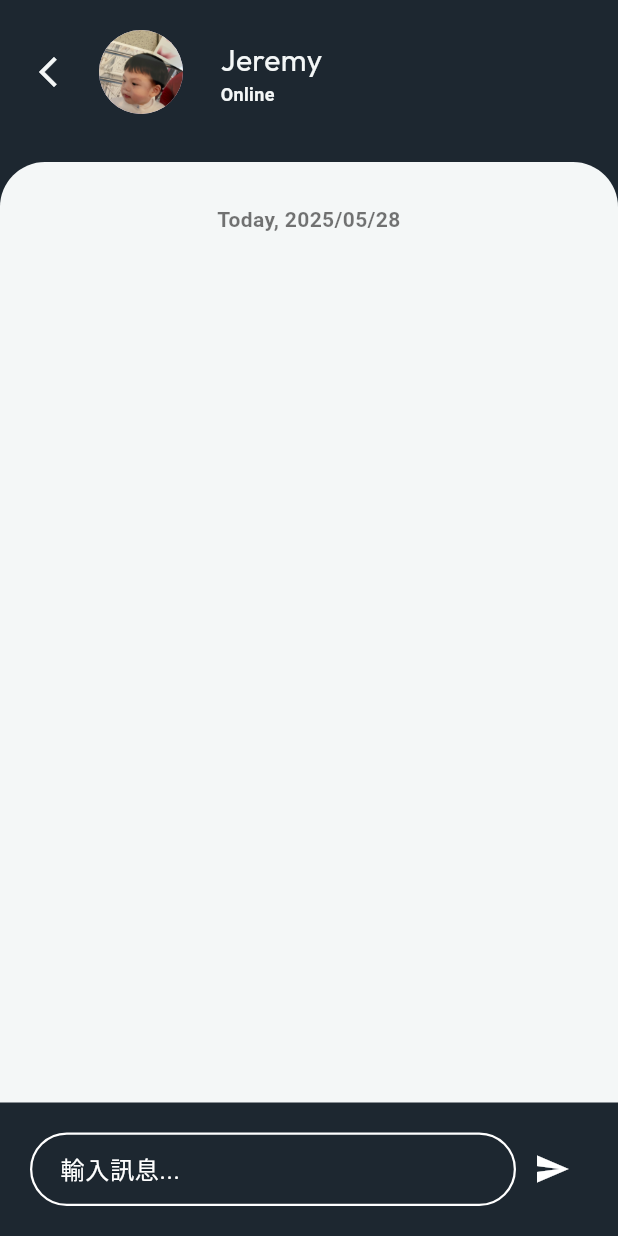
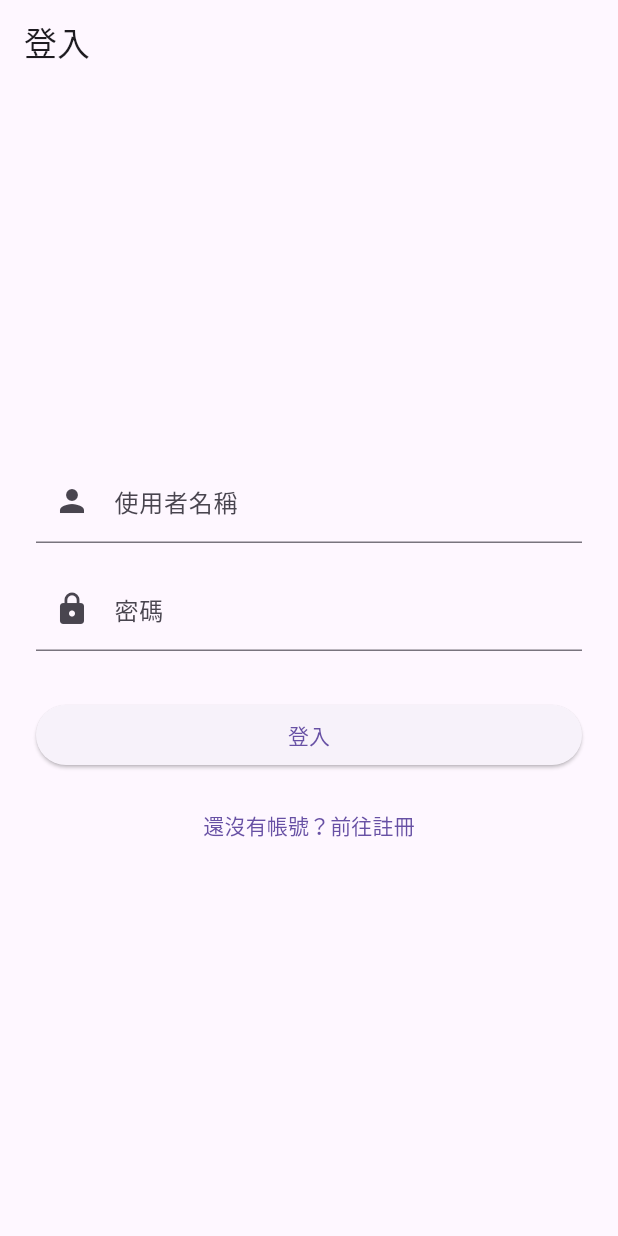
Before and after one commit to 110306051/IS_Project_Management_Final, a Flutter app: the screen it shows after launch, on a phone screen of 412 x 824 dp. Run offline on Flutter 3.47's test engine with Material 3 defaults, Android fonts, the phone set to English and light mode, and no system bars; our stand-ins replace socket_io_client.

Commit message:
註冊、登入系統串聯完成“
”

```diff
--- a/lib/main.dart
+++ b/lib/main.dart
@@ -120,10 +120,16 @@
 //     );
 //   }
 // }
+// main.dart
+// lib/main.dart
+// lib/main.dart
 import 'package:flutter/material.dart';
+import 'pages/login_page.dart';
+import 'pages/register_page.dart';
 import 'pages/chat_page.dart';
 
 void main() {
+  WidgetsFlutterBinding.ensureInitialized();
   runApp(const MyApp());
 }
 
@@ -138,11 +144,16 @@ class MyApp extends StatelessWidget {
         primarySwatch: Colors.blue,
         visualDensity: VisualDensity.adaptivePlatformDensity,
       ),
-      home: const ChatPage(
-        name: 'Jeremy', // 聊天室名稱
-        avatar: 'assets/images/me.jpg',
-        chatroomId: 'chatroom_01', // 聊天室 ID
-      ), // 啟動 ChatPage 作為主頁面
+      initialRoute: '/login',
+      routes: {
+        '/login': (_) => const LoginPage(),
+        '/register': (_) => const RegisterPage(),
+        '/chatList': (_) => const ChatPage(
+              name: 'Jeremy',
+              avatar: 'assets/images/me.jpg',
+              chatroomId: 'chatroom_01',
+            ),
+      },
     );
   }
 }
--- a/lib/pages/chat_page.dart
+++ b/lib/pages/chat_page.dart
@@ -101,9 +101,9 @@ class _ChatPageState extends State<ChatPage> {
       isMe: true,
     );
 
-    // setState(() {
-    //   _messages.add(message);
-    // });
+    setState(() {
+      _messages.add(message);
+    });
 
     socketService.sendMessage(messagePayload);
 
--- /dev/null
+++ b/lib/pages/login_page.dart
@@ -0,0 +1,99 @@
+// lib/pages/login_page.dart
+import 'package:flutter/material.dart';
+import '../services/api_service.dart';
+
+class LoginPage extends StatefulWidget {
+  const LoginPage({super.key});
+
+  @override
+  State<LoginPage> createState() => _LoginPageState();
+}
+
+class _LoginPageState extends State<LoginPage> {
+  final _usernameCtrl = TextEditingController();
+  final _pwdCtrl = TextEditingController();
+  bool _loading = false;
+
+  Future<void> _onLoginPressed() async {
+    final username = _usernameCtrl.text.trim();
+    final password = _pwdCtrl.text;
+
+    if (username.isEmpty || password.isEmpty) {
+      ScaffoldMessenger.of(context).showSnackBar(
+        const SnackBar(content: Text('請輸入使用者名稱與密碼')),
+      );
+      return;
+    }
+
+    setState(() { _loading = true; });
+    final success = await ApiService.login(username, password);
+    setState(() { _loading = false; });
+
+    if (!success) {
+      ScaffoldMessenger.of(context).showSnackBar(
+        const SnackBar(content: Text('登入失敗，請檢查使用者名稱或密碼')),
+      );
+      return;
+    }
+
+    Navigator.pushReplacementNamed(context, '/chatList');
+  }
+
+  @override
+  void dispose() {
+    _usernameCtrl.dispose();
+    _pwdCtrl.dispose();
+    super.dispose();
+  }
+
+  @override
+  Widget build(BuildContext context) {
+    return Scaffold(
+      appBar: AppBar(title: const Text('登入')),
+      body: Center(
+        child: Padding(
+          padding: const EdgeInsets.all(24),
+          child: ConstrainedBox(
+            constraints: const BoxConstraints(maxWidth: 400),
+            child: Column(
+              mainAxisSize: MainAxisSize.min,
+              children: [
+                TextField(
+                  controller: _usernameCtrl,
+                  decoration: const InputDecoration(
+                    labelText: '使用者名稱',
+                    prefixIcon: Icon(Icons.person),
+                  ),
+                ),
+                const SizedBox(height: 16),
+                TextField(
+                  controller: _pwdCtrl,
+                  decoration: const InputDecoration(
+                    labelText: '密碼',
+                    prefixIcon: Icon(Icons.lock),
+                  ),
+                  obscureText: true,
+                ),
+                const SizedBox(height: 32),
+                _loading
+                    ? const CircularProgressIndicator()
+                    : SizedBox(
+                        width: double.infinity,
+                        child: ElevatedButton(
+                          onPressed: _onLoginPressed,
+                          child: const Text('登入'),
+                        ),
+                      ),
+                const SizedBox(height: 12),
+                TextButton(
+                  onPressed: () => Navigator.pushReplacementNamed(context, '/register'),
+                  child: const Text('還沒有帳號？前往註冊'),
+                ),
+              ],
+            ),
+          ),
+        ),
+      ),
+    );
+  }
+}
--- a/lib/services/socket_service.dart
+++ b/lib/services/socket_service.dart
@@ -4,7 +4,7 @@ class SocketService {
   late IO.Socket socket;
 
   void connect(String userId) {
-    socket = IO.io('http://192.168.66.21:8000', <String, dynamic>{
+    socket = IO.io('http://10.0.2.2:8000', <String, dynamic>{
       'transports': ['websocket'],
       'query': {'user_id': userId},
     });
--- a/lib/widgets/message_bubble.dart
+++ b/lib/widgets/message_bubble.dart
@@ -10,12 +10,12 @@ class MessageBubble extends StatelessWidget {
   final String avatar;
 
   const MessageBubble({
-    Key? key,
+    super.key,
     required this.message,
     required this.showTime,
     required this.showAvatar,
     required this.avatar,
-  }) : super(key: key);
+  });
 
   String _formatTime(DateTime time) {
     final hour = time.hour;
--- a/pubspec.yaml
+++ b/pubspec.yaml
@@ -31,6 +31,8 @@ dependencies:
     flutter:
         sdk: flutter
     intl: ^0.19.0
+    http: ^0.13.5
+    shared_preferences: ^2.0.15
     # flutter_tts: ^3.8.3
     # speech_to_text: ^6.4.0
 
```
Also changed, not shown: lib/pages/register_page.dart (added, +132 -0 lines), lib/services/api_service.dart (added, +67 -0 lines), pubspec.lock, 11 other files.
